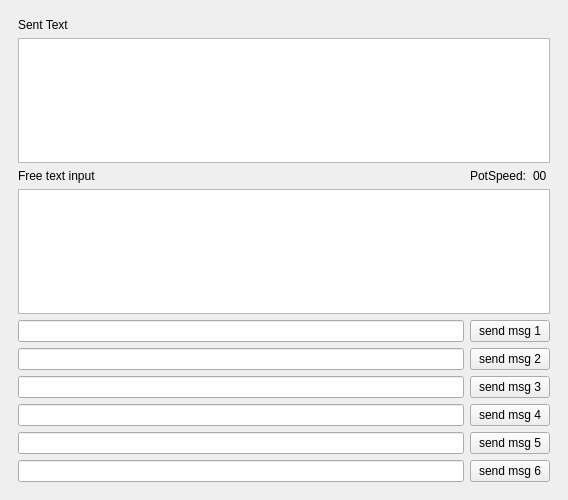
mbridak/PyWinKeyerSerial, file main.ui: the form before one commit.
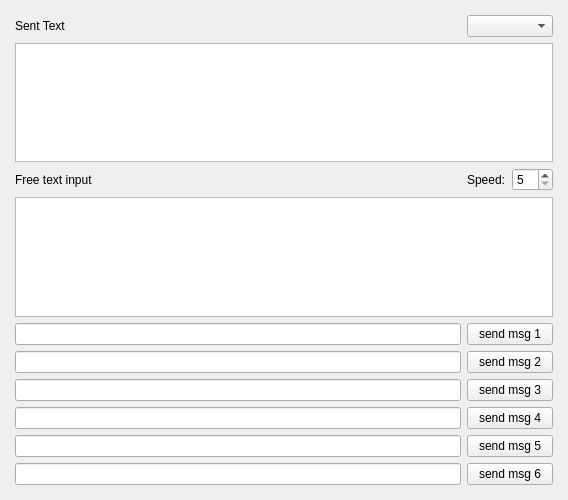
The form after the commit.

Commit message: Added port selector and speedchange widget.

What changed in the file:
```diff
--- a/main.ui
+++ b/main.ui
@@ -14,19 +14,58 @@
    <string>K6GTE PyWinKeyer</string>
   </property>
   <widget class="QWidget" name="centralwidget">
-   <layout class="QGridLayout" name="gridLayout">
+   <layout class="QGridLayout" name="gridLayout" rowstretch="0,0,0,0,0,0,0,0,0,0">
     <property name="leftMargin">
-     <number>18</number>
+     <number>15</number>
     </property>
     <property name="topMargin">
-     <number>18</number>
+     <number>15</number>
     </property>
     <property name="rightMargin">
-     <number>18</number>
+     <number>15</number>
     </property>
     <property name="bottomMargin">
-     <number>18</number>
+     <number>15</number>
     </property>
+    <item row="8" column="0">
+     <widget class="QLineEdit" name="msg5"/>
+    </item>
+    <item row="6" column="0">
+     <widget class="QLineEdit" name="msg3"/>
+    </item>
+    <item row="0" column="1" colspan="2">
+     <widget class="QComboBox" name="comboBox_device">
+      <property name="sizePolicy">
+       <sizepolicy hsizetype="Preferred" vsizetype="Fixed">
+        <horstretch>0</horstretch>
+        <verstretch>0</verstretch>
+       </sizepolicy>
+      </property>
+      <property name="currentText">
+       <string/>
+      </property>
+     </widget>
+    </item>
+    <item row="4" column="0">
+     <widget class="QLineEdit" name="msg1"/>
+    </item>
+    <item row="6" column="1" colspan="2">
+     <widget class="QPushButton" name="sendmsg3_button">
+      <property name="text">
+       <string>send msg 3</string>
+      </property>
+     </widget>
+    </item>
+    <item row="9" column="1" colspan="2">
+     <widget class="QPushButton" name="sendmsg6_button">
+      <property name="text">
+       <string>send msg 6</string>
+      </property>
+     </widget>
+    </item>
+    <item row="9" column="0">
+     <widget class="QLineEdit" name="msg6"/>
+    </item>
     <item row="0" column="0">
      <widget class="QLabel" name="label">
       <property name="text">
@@ -34,9 +73,6 @@
       </property>
      </widget>
     </item>
-    <item row="1" column="0" colspan="3">
-     <widget class="QPlainTextEdit" name="outputbox"/>
-    </item>
     <item row="2" column="0">
      <widget class="QLabel" name="label_2">
       <property name="text">
@@ -44,36 +80,39 @@
       </property>
      </widget>
     </item>
+    <item row="2" column="2">
+     <widget class="QSpinBox" name="spinBox_speed">
+      <property name="minimum">
+       <number>5</number>
+      </property>
+      <property name="maximum">
+       <number>35</number>
+      </property>
+     </widget>
+    </item>
+    <item row="5" column="0">
+     <widget class="QLineEdit" name="msg2"/>
+    </item>
+    <item row="7" column="0">
+     <widget class="QLineEdit" name="msg4"/>
+    </item>
     <item row="2" column="1">
      <widget class="QLabel" name="label_3">
       <property name="text">
-       <string>PotSpeed:</string>
-      </property>
-     </widget>
-    </item>
-    <item row="2" column="2">
-     <widget class="QLabel" name="potspeed_label">
-      <property name="text">
-       <string>00</string>
+       <string>Speed:</string>
       </property>
      </widget>
     </item>
     <item row="3" column="0" colspan="3">
      <widget class="QPlainTextEdit" name="inputbox"/>
     </item>
-    <item row="4" column="0">
-     <widget class="QLineEdit" name="msg1"/>
-    </item>
-    <item row="4" column="1" colspan="2">
-     <widget class="QPushButton" name="sendmsg1_button">
+    <item row="8" column="1" colspan="2">
+     <widget class="QPushButton" name="sendmsg5_button">
       <property name="text">
-       <string>send msg 1</string>
+       <string>send msg 5</string>
       </property>
      </widget>
     </item>
-    <item row="5" column="0">
-     <widget class="QLineEdit" name="msg2"/>
-    </item>
     <item row="5" column="1" colspan="2">
      <widget class="QPushButton" name="sendmsg2_button">
       <property name="text">
@@ -81,19 +120,13 @@
       </property>
      </widget>
     </item>
-    <item row="6" column="0">
-     <widget class="QLineEdit" name="msg3"/>
-    </item>
-    <item row="6" column="1" colspan="2">
-     <widget class="QPushButton" name="sendmsg3_button">
+    <item row="4" column="1" colspan="2">
+     <widget class="QPushButton" name="sendmsg1_button">
       <property name="text">
-       <string>send msg 3</string>
+       <string>send msg 1</string>
       </property>
      </widget>
     </item>
-    <item row="7" column="0">
-     <widget class="QLineEdit" name="msg4"/>
-    </item>
     <item row="7" column="1" colspan="2">
      <widget class="QPushButton" name="sendmsg4_button">
       <property name="text">
@@ -101,25 +134,8 @@
       </property>
      </widget>
     </item>
-    <item row="8" column="0">
-     <widget class="QLineEdit" name="msg5"/>
-    </item>
-    <item row="8" column="1" colspan="2">
-     <widget class="QPushButton" name="sendmsg5_button">
-      <property name="text">
-       <string>send msg 5</string>
-      </property>
-     </widget>
-    </item>
-    <item row="9" column="0">
-     <widget class="QLineEdit" name="msg6"/>
-    </item>
-    <item row="9" column="1" colspan="2">
-     <widget class="QPushButton" name="sendmsg6_button">
-      <property name="text">
-       <string>send msg 6</string>
-      </property>
-     </widget>
+    <item row="1" column="0" colspan="3">
+     <widget class="QPlainTextEdit" name="outputbox"/>
     </item>
    </layout>
   </widget>
```
The commit also changes 2 other files.
